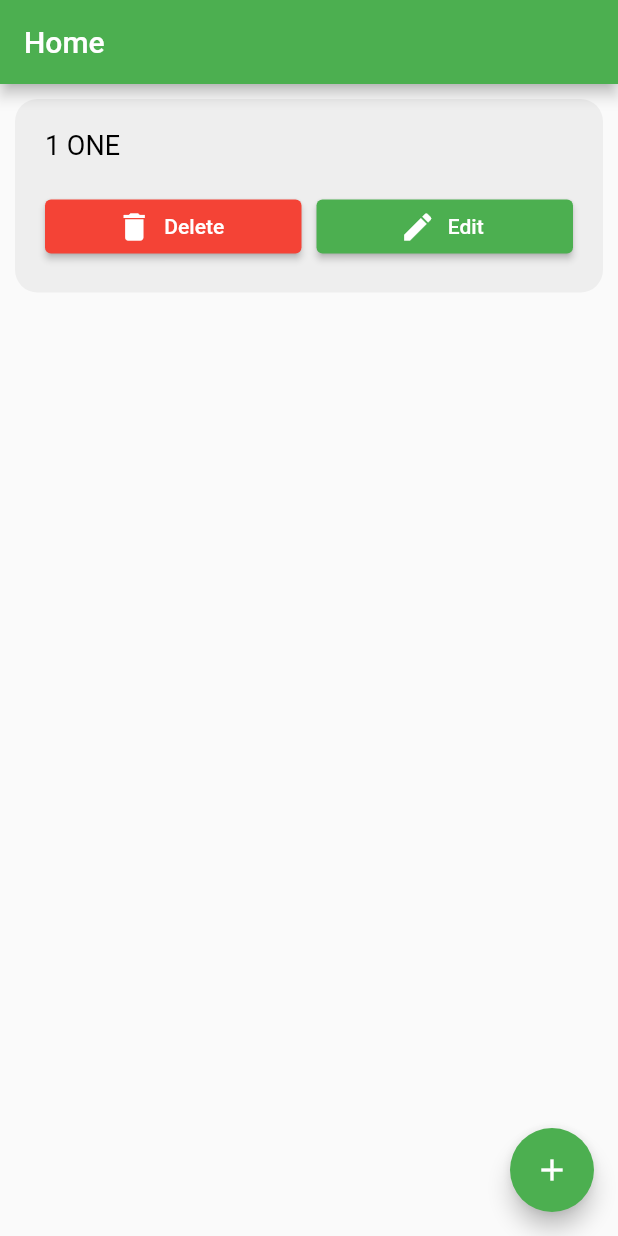
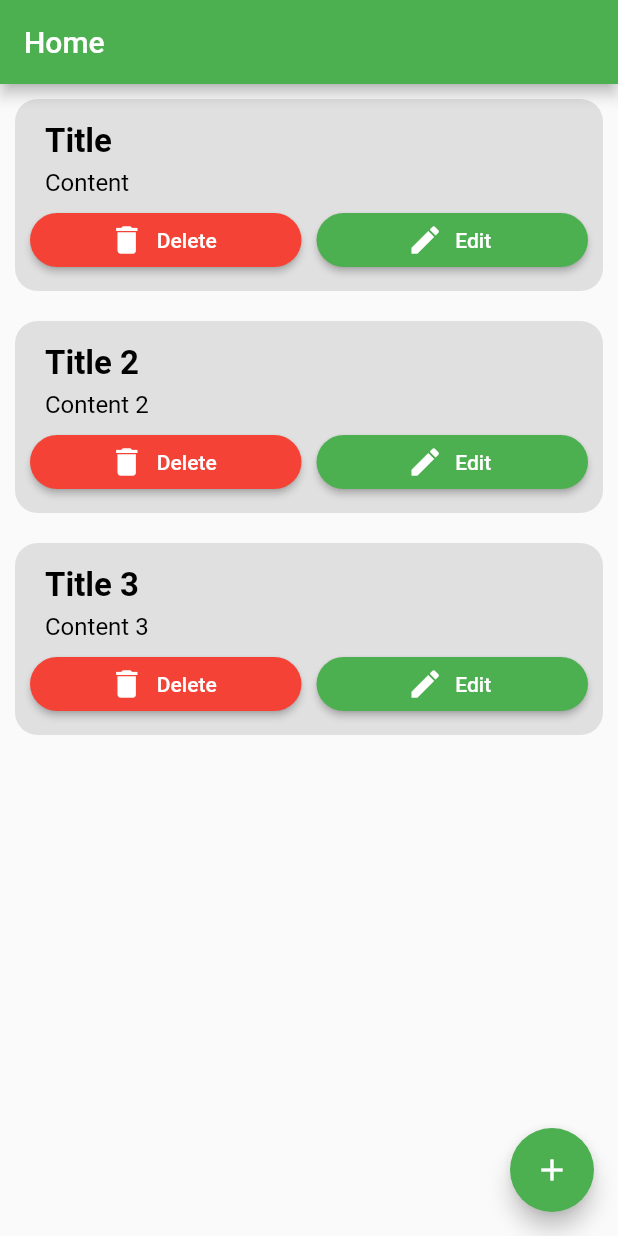
Before and after one commit to amir58/FlutterInstant2, a Flutter app: the screen it shows after launch, on a phone screen of 412 x 824 dp. Run offline on Flutter 3.47's test engine with Material 2 defaults, Android fonts, the phone set to English and light mode, and no system bars; our stand-ins replace fluttertoast.

Commit message:
Session14

```diff
--- a/lib/main.dart
+++ b/lib/main.dart
@@ -1,5 +1,5 @@
 import 'package:flutter/material.dart';
-import 'package:instant2/ui/notes/home_screen.dart';
+import 'package:instant2/ui/note/home_screen.dart';
 import 'package:instant2/ui/bmi/bmi_screen.dart';
 import 'package:instant2/ui/login_screen.dart';
 
--- a/lib/ui/login_screen.dart
+++ b/lib/ui/login_screen.dart
@@ -1,7 +1,7 @@
 import 'package:flutter/material.dart';
 import 'package:fluttertoast/fluttertoast.dart';
 import 'package:instant2/main.dart';
-import 'package:instant2/ui/notes/home_screen.dart';
+import 'package:instant2/ui/note/home_screen.dart';
 
 class LoginScreen extends StatefulWidget {
   const LoginScreen({super.key});
--- /dev/null
+++ b/lib/ui/note/home_screen.dart
@@ -0,0 +1,147 @@
+import 'package:flutter/material.dart';
+import 'package:instant2/ui/note/add_note_screen.dart';
+import 'package:instant2/ui/note/edit_note_screen.dart';
+import 'package:instant2/ui/note/model/note.dart';
+
+class HomeScreen extends StatefulWidget {
+  const HomeScreen({super.key});
+
+  @override
+  State<HomeScreen> createState() => _HomeScreenState();
+}
+
+class _HomeScreenState extends State<HomeScreen> {
+  List<Note> myNotes =[
+    Note("Title", "Content"),
+    Note("Title 2", "Content 2"),
+    Note("Title 3", "Content 3"),
+  ];
+
+  @override
+  Widget build(BuildContext context) {
+    return Scaffold(
+      appBar: AppBar(
+        title: const Text("Home"),
+      ),
+      floatingActionButton: FloatingActionButton(
+        onPressed: () => openAddNoteScreen(),
+        child: const Icon(Icons.add),
+      ),
+      body: ListView.builder(
+        itemCount: myNotes.length,
+        itemBuilder: (context, index) {
+          print(index);
+          return buildNoteItem(index);
+        },
+      ),
+    );
+  }
+
+  Widget buildNoteItem(int index) {
+    return Container(
+      width: double.infinity,
+      padding: const EdgeInsets.all(10),
+      margin: const EdgeInsets.all(10),
+      decoration: BoxDecoration(
+          color: Colors.grey[300], borderRadius: BorderRadius.circular(15)),
+      child: Column(
+        crossAxisAlignment: CrossAxisAlignment.start,
+        children: [
+          Padding(
+            padding: const EdgeInsets.only(
+              left: 10,
+              right: 10,
+              top: 5,
+              bottom: 5
+            ),
+            child: Text(
+              myNotes[index].title,
+              style: const TextStyle(
+                color: Colors.black,
+                fontWeight: FontWeight.bold,
+                fontSize: 22,
+              ),
+            ),
+          ),
+          Padding(
+            padding: const EdgeInsets.only(
+                left: 10,
+                right: 10,
+                bottom: 5
+            ),
+            child: Text(
+              myNotes[index].content,
+              style: const TextStyle(
+                color: Colors.black,
+                fontWeight: FontWeight.w400,
+                fontSize: 16,
+              ),
+            ),
+          ),
+          Row(
+            children: [
+              Expanded(
+                child: ElevatedButton.icon(
+                  onPressed: () {
+                    myNotes.removeAt(index);
+                    setState(() {});
+                  },
+                  icon: const Icon(Icons.delete),
+                  label: const Text("Delete"),
+                  style: ElevatedButton.styleFrom(
+                    shape: const StadiumBorder(),
+                    backgroundColor: Colors.red,
+                  ),
+                ),
+              ),
+              const SizedBox(width: 10),
+              Expanded(
+                child: ElevatedButton.icon(
+                  onPressed: () => editNote(index),
+                  icon: const Icon(
+                    Icons.edit,
+                  ),
+                  label: const Text("Edit"),
+                  style: ElevatedButton.styleFrom(
+                    shape: const StadiumBorder(),
+                  ),
+                ),
+              ),
+            ],
+          ),
+        ],
+      ),
+    );
+  }
+
+  void openAddNoteScreen() {
+    Navigator.push(
+      context,
+      MaterialPageRoute(
+        builder: (context) => AddNoteScreen(),
+      ),
+    ).then((value) => addNewNote(value));
+  }
+
+  void addNewNote(Note value) {
+    myNotes.add(value);
+    setState(() {});
+  }
+
+  void editNote(int index) {
+    Navigator.push(
+      context,
+      MaterialPageRoute(
+        builder: (context) => EditNoteScreen(
+          note: myNotes[index],
+        ),
+      ),
+    ).then((value) =>
+        updateCurrentNote(index, value));
+  }
+
+  updateCurrentNote(int index,Note value) {
+    myNotes[index] = value;
+    setState(() {});
+  }
+}
--- /dev/null
+++ b/lib/ui/note/model/note.dart
@@ -0,0 +1,19 @@
+class Note{
+
+  String _title;
+  String _content;
+
+  Note(this._title, this._content);
+
+  String get content => _content;
+
+  set content(String value) {
+    _content = value;
+  }
+
+  String get title => _title;
+
+  set title(String value) {
+    _title = value;
+  }
+}
--- a/lib/ui/notes/home_screen.dart
+++ /dev/null
@@ -1,121 +0,0 @@
-import 'package:flutter/material.dart';
-import 'package:instant2/ui/notes/add_note_screen.dart';
-import 'package:instant2/ui/notes/edit_note_screen.dart';
-
-class HomeScreen extends StatefulWidget {
-  const HomeScreen({super.key});
-
-  @override
-  State<HomeScreen> createState() => _HomeScreenState();
-}
-
-class _HomeScreenState extends State<HomeScreen> {
-  List<String> notes = [
-    '1 ONE',
-  ];
-
-  @override
-  Widget build(BuildContext context) {
-    return Scaffold(
-      appBar: AppBar(
-        title: const Text("Home"),
-      ),
-      floatingActionButton: FloatingActionButton(
-        onPressed: () => addNoteScreen(),
-        child: Icon(Icons.add),
-      ),
-      body: ListView.builder(
-        itemCount: notes.length,
-        itemBuilder: (context, index) {
-          return buildNoteItem(index);
-        },
-      ),
-    );
-  }
-
-  Widget buildNoteItem(int index) {
-    return Container(
-      margin: const EdgeInsets.all(10),
-      padding: const EdgeInsets.all(10),
-      decoration: BoxDecoration(
-        color: Colors.grey[200],
-        borderRadius: BorderRadius.circular(15),
-      ),
-      child: Column(
-        crossAxisAlignment: CrossAxisAlignment.start,
-        children: [
-          Padding(
-            padding: const EdgeInsets.all(10),
-            child: Text(
-              notes[index],
-              style: const TextStyle(
-                fontSize: 18,
-                fontWeight: FontWeight.w400,
-                color: Colors.black,
-              ),
-            ),
-          ),
-          Padding(
-            padding: const EdgeInsets.all(10),
-            child: Row(
-              children: [
-                Expanded(
-                  child: ElevatedButton.icon(
-                    onPressed: () {
-                      notes.removeAt(index);
-                      setState(() {});
-                    },
-                    icon: const Icon(Icons.delete),
-                    label: const Text("Delete"),
-                    style:
-                        ElevatedButton.styleFrom(backgroundColor: Colors.red),
-                  ),
-                ),
-                const SizedBox(width: 10),
-                Expanded(
-                  child: ElevatedButton.icon(
-                    onPressed: () => editNote(index),
-                    icon: const Icon(Icons.edit),
-                    label: const Text("Edit"),
-                  ),
-                ),
-              ],
-            ),
-          ),
-        ],
-      ),
-    );
-  }
-
-  void addNoteScreen() {
-    Navigator.push(
-      context,
-      MaterialPageRoute(
-        builder: (context) => const AddNoteScreen(),
-      ),
-    ).then((value) => addNewNote(value));
-  }
-
-  void addNewNote(value) {
-    notes.add(value);
-    setState(() {});
-  }
-
-  void editNote(int index) {
-    Navigator.push(
-      context,
-      MaterialPageRoute(
-        builder: (context) => EditNoteScreen(
-          title: notes[index],
-        ),
-      ),
-    ).then((value)
-    => updateNote(index, value));
-  }
-
-  void updateNote(int index, String value) {
-    notes[index] = value;
-    setState(() {});
-  }
-
-}
```
Also changed, not shown: lib/ui/note/add_note_screen.dart (renamed from lib/ui/notes/add_note_screen.dart, +31 -7 lines), lib/ui/note/edit_note_screen.dart (renamed from lib/ui/notes/edit_note_screen.dart, +32 -8 lines).
